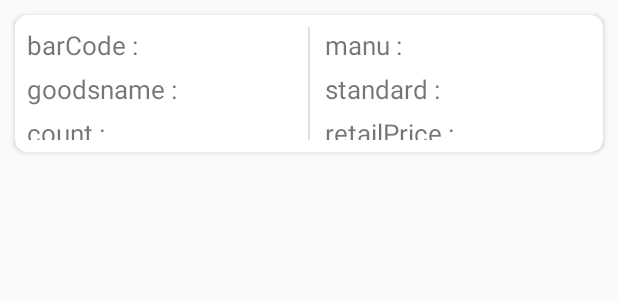
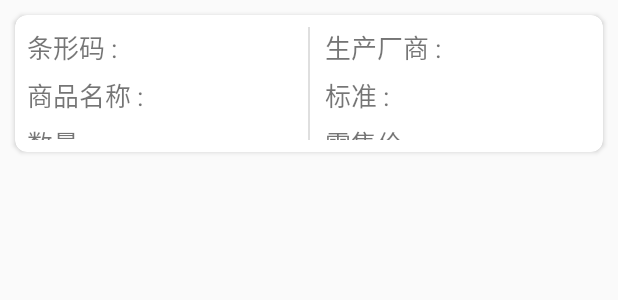
Before and after one commit to poberwong/SqlCurriculumDesign, an Android app: the layout repe_item.xml on its own in the app's theme, with its tools: preview values and no code run, on a phone screen of 412 x 824 dp. Shown: the top 300 px of the screen. Run offline under Robolectric (Android 15) with nearby library versions, the phone set to English and light mode, and no system bars.

Commit message:
fixed bug about auto_increment

```diff
--- a/app/src/main/java/com/pober/sqlcurriculumdesign/db/DBInfo.java
+++ b/app/src/main/java/com/pober/sqlcurriculumdesign/db/DBInfo.java
@@ -22,11 +22,11 @@ public class DBInfo {
                 + REPE_TABLE_NAME + " (barCode TEXT PRIMARY KEY, goodsName TEXT, count TEXT, " +
                 "manufacturer TEXT, standard TEXT, retailPrice TEXT )";
         public static String IMPORT_TABLE_CREATE = "CREATE TABLE "
-                + IMPORT_TABLE_NAME + " (seqCode INTEGER PRIMARY KEY AUTO_INCREMENT, barCode TEXT, importPrice TEXT, " +
-                "count TEXT, date TEXT, FOREIGN KEY (barCode) REFERENCES repertoryTable(barCode) )";
+                + IMPORT_TABLE_NAME + " (seqCode INTEGER PRIMARY KEY, barCode TEXT, importPrice TEXT, " +
+                "count TEXT, date TEXT, FOREIGN KEY (barCode) REFERENCES repertoryTable(barCode))";
         public static String EXPORT_TABLE_CREATE = "CREATE TABLE "
-                + EXPORT_TABLE_NAME + " (seqCode INTEGER PRIMARY KEY AUTO_INCREMENT, barCode TEXT, exportPrice TEXT, " +
-                "count TEXT, date TEXT, FOREIGN KEY (barCode) REFERENCES repertoryTable(barCode) )";
+                + EXPORT_TABLE_NAME + " (seqCode INTEGER PRIMARY KEY, barCode TEXT, exportPrice TEXT, " +
+                "count TEXT, date TEXT, FOREIGN KEY (barCode) REFERENCES repertoryTable(barCode))";
 
     }
 }
--- a/app/src/main/res/layout/repe_item.xml
+++ b/app/src/main/res/layout/repe_item.xml
@@ -24,7 +24,7 @@
                 android:singleLine="true"
                 android:ellipsize="end"
                 android:textSize="17sp"
-                tools:text="barCode :"
+                android:text="条形码 :"
                 />
 
             <TextView
@@ -35,7 +35,7 @@
                 android:singleLine="true"
                 android:ellipsize="end"
                 android:textSize="17sp"
-                tools:text="goodsname :"
+                android:text="商品名称 :"
                 />
 
             <TextView
@@ -46,7 +46,7 @@
                 android:singleLine="true"
                 android:ellipsize="end"
                 android:textSize="17sp"
-                tools:text="count :"
+                android:text="数量 :"
                 />
 
         </LinearLayout>
@@ -71,7 +71,7 @@
                 android:singleLine="true"
                 android:ellipsize="end"
                 android:textSize="17sp"
-                tools:text="manu :"
+                android:text="生产厂商 :"
                 />
 
             <TextView
@@ -82,7 +82,7 @@
                 android:singleLine="true"
                 android:ellipsize="end"
                 android:textSize="17sp"
-                tools:text="standard :"
+                android:text="标准 :"
                 />
 
             <TextView
@@ -93,7 +93,7 @@
                 android:singleLine="true"
                 android:ellipsize="end"
                 android:textSize="17sp"
-                tools:text="retailPrice :"
+                android:text="零售价 :"
                 />
         </LinearLayout>
 
```
